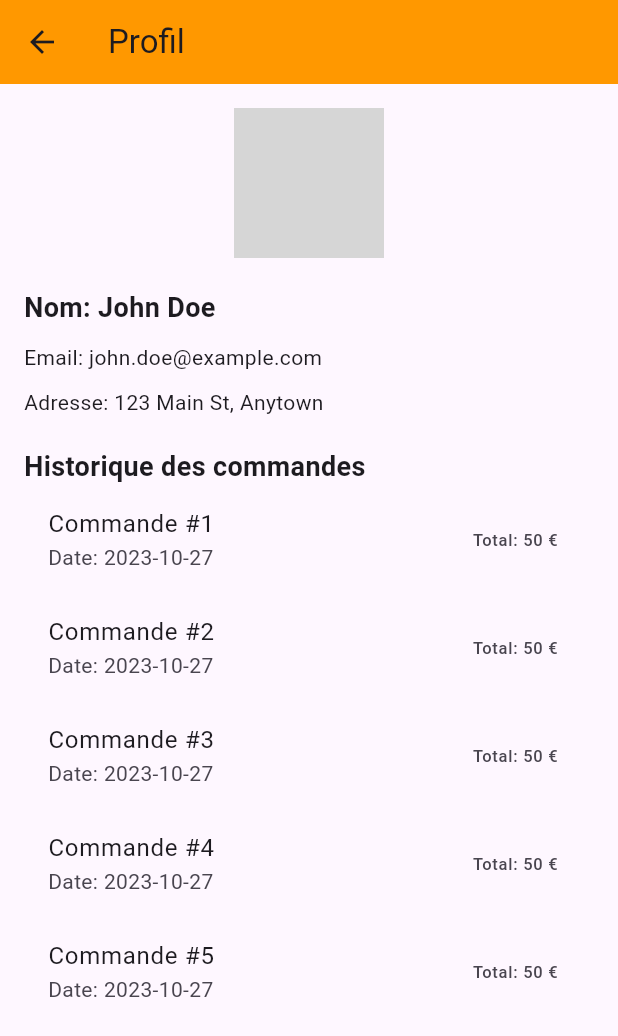
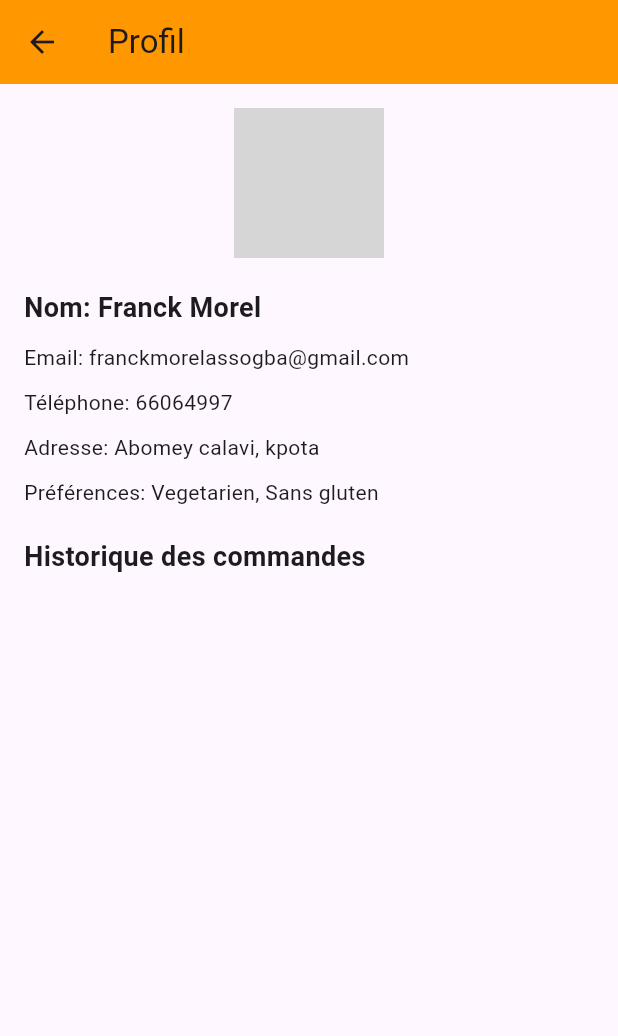
Before and after one commit to yvesco75/flutter_Day_03, a Flutter app: the screen it shows after launch, after a tap on the "account circle" icon, on a phone screen of 412 x 824 dp. Shown: the top 1036 px of the screen. Run offline on Flutter 3.47's test engine with Material 3 defaults, Android fonts, the phone set to English and light mode, and no system bars; our stand-ins replace firebase_auth, firebase_core; accounts and stored records are empty; grey boxes are pictures that could not be loaded.

```diff
--- a/ahissinon/lib/page_accueil.dart
+++ b/ahissinon/lib/page_accueil.dart
@@ -2,6 +2,7 @@ import 'package:flutter/material.dart';
 import 'profil_page.dart';
 import 'porte_feuille_page.dart';
 import 'panier_page.dart';
+import 'user_profile.dart';
 
 class HomePage extends StatefulWidget {
   const HomePage({super.key});
@@ -12,26 +13,26 @@ class HomePage extends StatefulWidget {
 
 class _HomePageState extends State<HomePage> {
   final List<Map<String, dynamic>> _products = [
-    {"name": "Tomate", "image": "asset/tomate.jpg", "price": 2.5, "unit": "kg"},
-    {"name": "Pomme", "image": "asset/pomme.jpg", "price": 1.8, "unit": "kg"},
-    {"name": "Carotte", "image": "asset/carotte.jpg", "price": 1.2, "unit": "kg"},
-    {"name": "Banane", "image": "asset/banane.webp", "price": 2.0, "unit": "kg"},
-    {"name": "Poisson", "image": "asset/poisson.jpg", "price": 8.0, "unit": "kg"},
-    {"name": "Lait", "image": "asset/lait.webp", "price": 1.5, "unit": "L"},
-    {"name": "Riz", "image": "asset/riz.webp", "price": 3.0, "unit": "kg"},
-    {"name": "Poulet", "image": "asset/poulet.jpg", "price": 6.5, "unit": "kg"},
-    {"name": "Oeuf", "image": "asset/oeuf.jpg", "price": 2.2, "unit": "12"},
-    {"name": "Huile", "image": "asset/huile.webp", "price": 4.0, "unit": "L"},
-    {"name": "Sucre", "image": "asset/sucre.jpg", "price": 1.0, "unit": "kg"},
-    {"name": "Sel", "image": "asset/sel.jpg", "price": 0.5, "unit": "kg"},
-    {"name": "Poivre", "image": "asset/poivre.jpg", "price": 1.8, "unit": "kg"},
-    {"name": "Café", "image": "asset/cafe.jpg", "price": 5.0, "unit": "kg"},
-    {"name": "Thé", "image": "asset/the.png", "price": 3.5, "unit": "kg"},
-    {"name": "Jus", "image": "asset/jus.png", "price": 2.8, "unit": "L"},
-    {"name": "Eau", "image": "asset/eau.jpg", "price": 0.8, "unit": "L"},
-    {"name": "Pain", "image": "asset/pain.jfif", "price": 1.2, "unit": "pièce"},
-    {"name": "Farine", "image": "asset/farine.jfif", "price": 2.0, "unit": "kg"},
-    {"name": "Pâtes", "image": "asset/pates.jpg", "price": 1.5, "unit": "kg"},
+    {"name": "Tomate", "image": "asset/tomate.jpg", "price": 2.5, "unit": "kg", "category": "Légumes"},
+    {"name": "Pomme", "image": "asset/pomme.jpg", "price": 1.8, "unit": "kg", "category": "Fruits"},
+    {"name": "Carotte", "image": "asset/carotte.jpg", "price": 1.2, "unit": "kg", "category": "Légumes"},
+    {"name": "Banane", "image": "asset/banane.webp", "price": 2.0, "unit": "kg", "category": "Fruits"},
+    {"name": "Poisson", "image": "asset/poisson.jpg", "price": 8.0, "unit": "kg", "category": "Viande"},
+    {"name": "Lait", "image": "asset/lait.webp", "price": 1.5, "unit": "L", "category": "Produits laitiers"},
+    {"name": "Riz", "image": "asset/riz.webp", "price": 3.0, "unit": "kg", "category": "Céréales"},
+    {"name": "Poulet", "image": "asset/poulet.jpg", "price": 6.5, "unit": "kg", "category": "Viande"},
+    {"name": "Oeuf", "image": "asset/oeuf.jpg", "price": 2.2, "unit": "12", "category": "Produits laitiers"},
+    {"name": "Huile", "image": "asset/huile.webp", "price": 4.0, "unit": "L", "category": "Huiles"},
+    {"name": "Sucre", "image": "asset/sucre.jpg", "price": 1.0, "unit": "kg", "category": "Sucreries"},
+    {"name": "Sel", "image": "asset/sel.jpg", "price": 0.5, "unit": "kg", "category": "Épices"},
+    {"name": "Poivre", "image": "asset/poivre.jpg", "price": 1.8, "unit": "kg", "category": "Épices"},
+    {"name": "Café", "image": "asset/cafe.jpg", "price": 5.0, "unit": "kg", "category": "Boissons"},
+    {"name": "Thé", "image": "asset/the.png", "price": 3.5, "unit": "kg", "category": "Boissons"},
+    {"name": "Jus", "image": "asset/jus.png", "price": 2.8, "unit": "L", "category": "Boissons"},
+    {"name": "Eau", "image": "asset/eau.jpg", "price": 0.8, "unit": "L", "category": "Boissons"},
+    {"name": "Pain", "image": "asset/pain.jfif", "price": 1.2, "unit": "pièce", "category": "Boulangerie"},
+    {"name": "Farine", "image": "asset/farine.jfif", "price": 2.0, "unit": "kg", "category": "Céréales"},
+    {"name": "Pâtes", "image": "asset/pates.jpg", "price": 1.5, "unit": "kg", "category": "Céréales"},
   ];
 
   final List<String> _categories = [
@@ -45,8 +46,14 @@ class _HomePageState extends State<HomePage> {
 
   int _selectedCategory = 0;
   int _selectedIndex = 0;
-  final List<Map<String, dynamic>> _cartItems = []; // Liste du panier
- // Liste du panier
+  final List<Map<String, dynamic>> _cartItems = [];
+  final UserProfile _currentUser = UserProfile(
+    name: 'Franck Morel',
+    email: 'franckmorelassogba@gmail.com',
+    phoneNumber: '66064997',
+    address: 'Abomey calavi, kpota ',
+    preferences: ['Vegetarien', 'Sans gluten'],
+  );
 
   @override
   Widget build(BuildContext context) {
@@ -82,11 +89,15 @@ class _HomePageState extends State<HomePage> {
                         width: 80,
                       ),
                       IconButton(
-                        icon: const Icon(Icons.account_circle, size: 32, color: Colors.black),
+                        icon: const Icon(Icons.account_circle,
+                            size: 32, color: Colors.black),
                         onPressed: () {
                           Navigator.push(
                             context,
-                            MaterialPageRoute(builder: (context) => ProfilPage()), // Naviguez vers la page de profil
+                            MaterialPageRoute(
+                              builder: (context) =>
+                                  ProfilPage(user: _currentUser),
+                            ),
                           );
                         },
                       ),
@@ -129,7 +140,9 @@ class _HomePageState extends State<HomePage> {
                       selectedColor: Colors.orange.shade700,
                       backgroundColor: Colors.white,
                       labelStyle: TextStyle(
-                        color: _selectedCategory == index ? Colors.white : Colors.black,
+                        color: _selectedCategory == index
+                            ? Colors.white
+                            : Colors.black,
                       ),
                     ),
                   );
@@ -145,9 +158,22 @@ class _HomePageState extends State<HomePage> {
                   mainAxisSpacing: 8,
                   childAspectRatio: 0.7,
                 ),
-                itemCount: _products.length,
+                itemCount: _selectedCategory == 0
+                    ? _products.length
+                    : _products
+                        .where((product) =>
+                            product['category'] ==
+                            _categories[_selectedCategory])
+                        .length,
                 itemBuilder: (context, index) {
-                  final product = _products[index];
+                  final filteredProducts = _selectedCategory == 0
+                      ? _products
+                      : _products
+                          .where((product) =>
+                              product['category'] ==
+                              _categories[_selectedCategory])
+                          .toList();
+                  final product = filteredProducts[index];
                   return Card(
                     elevation: 3,
                     shape: RoundedRectangleBorder(
@@ -175,7 +201,8 @@ class _HomePageState extends State<HomePage> {
                             children: [
                               Text(
                                 product["name"]!,
-                                style: const TextStyle(fontWeight: FontWeight.bold),
+                                style: const TextStyle(
+                                    fontWeight: FontWeight.bold),
                               ),
                               Text(
                                 "${product["price"]} €/${product["unit"]}",
@@ -234,12 +261,13 @@ class _HomePageState extends State<HomePage> {
             );
           } else if (index == 2) {
             // Panier
-            Navigator.push(
-              context,
-              MaterialPageRoute(
-                builder: (context) => PanierPage(cartItems: _cartItems),
-              ),
-            );
+          Navigator.push(
+  context,
+  MaterialPageRoute(
+    builder: (context) => PanierPage(cartItems: _cartItems, user: _currentUser),
+  ),
+);
+
           }
         },
       ),
--- a/ahissinon/lib/profil_page.dart
+++ b/ahissinon/lib/profil_page.dart
@@ -1,13 +1,16 @@
 import 'package:flutter/material.dart';
+import 'user_profile.dart'; // Importez le modèle utilisateur
 
 class ProfilPage extends StatelessWidget {
-  const ProfilPage({super.key}); // Utilisation des super paramètres
+  final UserProfile user;
+
+  const ProfilPage({super.key, required this.user});
 
   @override
   Widget build(BuildContext context) {
     return Scaffold(
       appBar: AppBar(
-        title: Text('Profil'),
+        title: const Text('Profil'),
         backgroundColor: Colors.orange,
       ),
       body: Padding(
@@ -18,31 +21,36 @@ class ProfilPage extends StatelessWidget {
             Center(
               child: CircleAvatar(
                 radius: 50,
-                backgroundImage: AssetImage('asset/default_profile.png'),
+                backgroundImage: const AssetImage('asset/default_profile.png'),
               ),
             ),
-            SizedBox(height: 20),
+            const SizedBox(height: 20),
             Text(
-              'Nom: John Doe',
-              style: TextStyle(fontSize: 18, fontWeight: FontWeight.bold),
+              'Nom: ${user.name}',
+              style: const TextStyle(fontSize: 18, fontWeight: FontWeight.bold),
             ),
-            SizedBox(height: 10),
-            Text('Email: john.doe@example.com'),
-            SizedBox(height: 10),
-            Text('Adresse: 123 Main St, Anytown'),
-            SizedBox(height: 20),
-            Text(
+            const SizedBox(height: 10),
+            Text('Email: ${user.email}'),
+            const SizedBox(height: 10),
+            Text('Téléphone: ${user.phoneNumber}'),
+            const SizedBox(height: 10),
+            Text('Adresse: ${user.address}'),
+            const SizedBox(height: 10),
+            Text('Préférences: ${user.preferences.join(', ')}'),
+            const SizedBox(height: 20),
+            const Text(
               'Historique des commandes',
               style: TextStyle(fontSize: 18, fontWeight: FontWeight.bold),
             ),
             Expanded(
               child: ListView.builder(
-                itemCount: 5,
+                itemCount: user.orderHistory.length,
                 itemBuilder: (context, index) {
+                  final order = user.orderHistory[index];
                   return ListTile(
                     title: Text('Commande #${index + 1}'),
-                    subtitle: Text('Date: 2023-10-27'),
-                    trailing: Text('Total: 50 €'),
+                    subtitle: Text('Date: ${order['date']}'),
+                    trailing: Text('Total: ${order['total']} €'),
                   );
                 },
               ),
--- a/ahissinon/lib/user_profile.dart
+++ b/ahissinon/lib/user_profile.dart
@@ -0,0 +1,35 @@
+class UserProfile {
+  final String name;
+  final String email;
+  final String phoneNumber;
+  final String address;
+  final List<String> preferences;
+  List<Map<String, dynamic>> orderHistory;
+
+  UserProfile({
+    required this.name,
+    required this.email,
+    required this.phoneNumber,
+    required this.address,
+    required this.preferences,
+    this.orderHistory = const [],
+  });
+
+  UserProfile copyWith({
+    String? name,
+    String? email,
+    String? phoneNumber,
+    String? address,
+    List<String>? preferences,
+    List<Map<String, dynamic>>? orderHistory,
+  }) {
+    return UserProfile(
+      name: name ?? this.name,
+      email: email ?? this.email,
+      phoneNumber: phoneNumber ?? this.phoneNumber,
+      address: address ?? this.address,
+      preferences: preferences ?? this.preferences,
+      orderHistory: orderHistory ?? this.orderHistory,
+    );
+  }
+}
--- a/ahissinon/pubspec.yaml
+++ b/ahissinon/pubspec.yaml
@@ -37,6 +37,7 @@ dependencies:
   background_app_bar: ^2.1.0+1
   firebase_core: ^3.12.1
   geolocator: ^13.0.2
+  firebase_auth: ^5.5.1
 
 dev_dependencies:
   flutter_test:
```
Also changed, not shown: ahissinon/lib/auth.dart (added, +32 -0 lines), ahissinon/lib/chat_page.dart (added, +43 -0 lines), ahissinon/lib/checkout_page.dart (+32 -37 lines), ahissinon/lib/login_page.dart (added, +157 -0 lines), ahissinon/lib/panier_page.dart (+21 -3 lines), ahissinon/lib/brouilllon.dart (added), ahissinon/lib/main.dart (line endings or trailing spaces), ahissinon/lib/redirection.dart (added), ahissinon/pubspec.lock, 3 other files.
